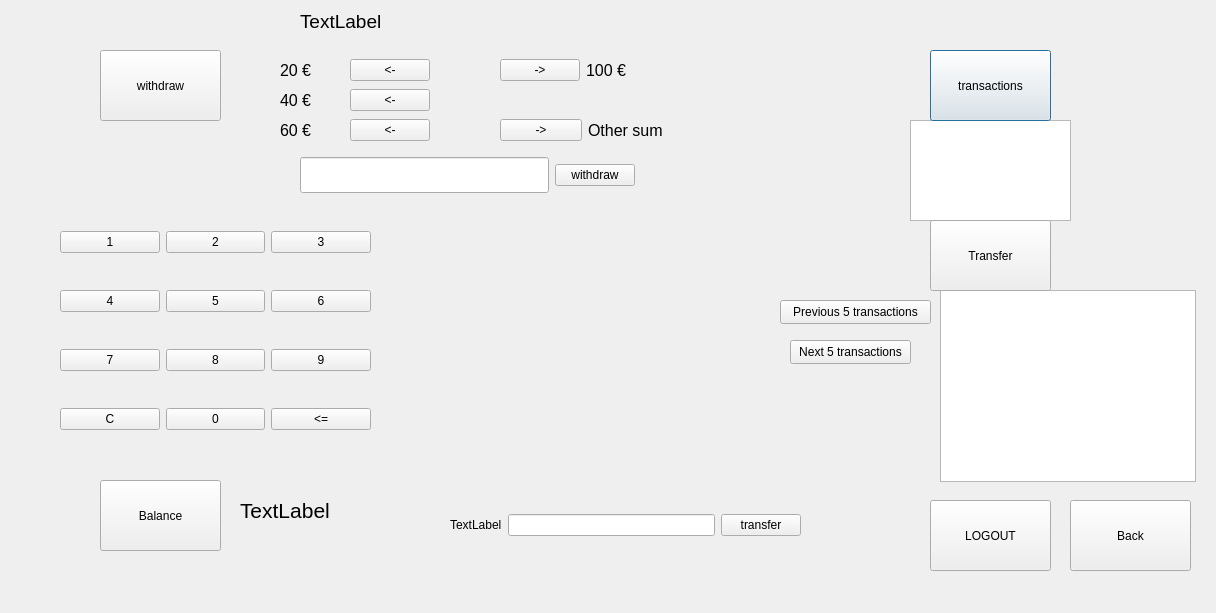
Qt form bank-automat/mainmenu.ui (JereKortesalmi/BankProject) before a commit.
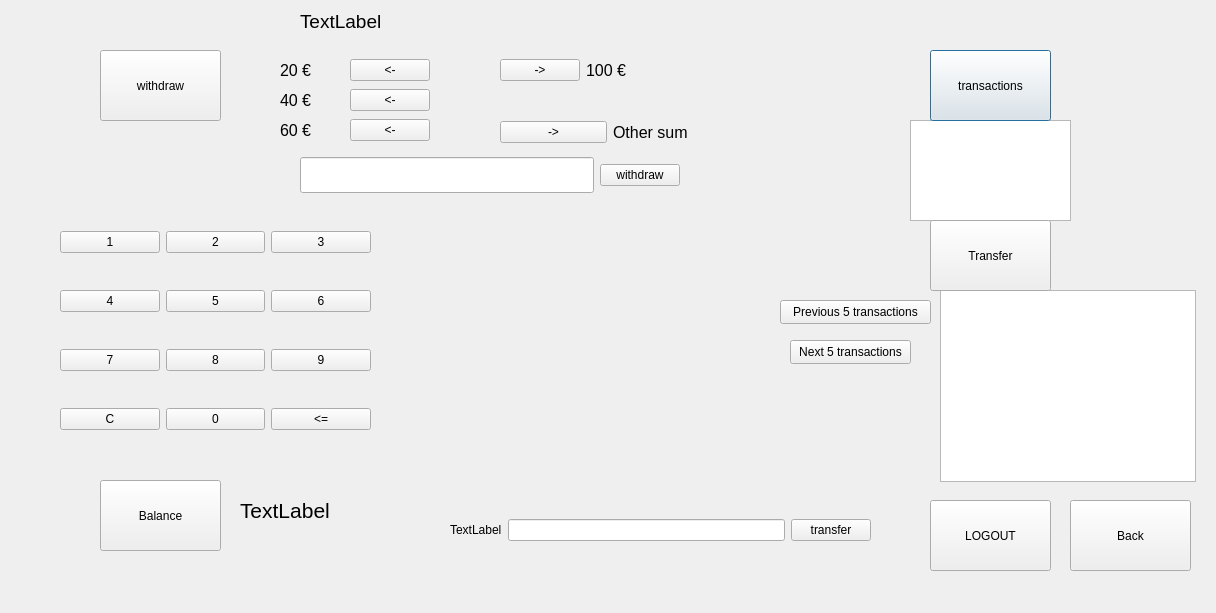
The same form after that commit.

Commit message: hienosäätöä geometrioihin

Diff of the .ui file:
```diff
--- a/bank-automat/mainmenu.ui
+++ b/bank-automat/mainmenu.ui
@@ -261,8 +261,8 @@
     <rect>
      <x>500</x>
      <y>110</y>
-     <width>170</width>
-     <height>40</height>
+     <width>220</width>
+     <height>45</height>
     </rect>
    </property>
    <layout class="QHBoxLayout" name="layoutOther">
@@ -292,7 +292,7 @@
     <rect>
      <x>300</x>
      <y>150</y>
-     <width>335</width>
+     <width>380</width>
      <height>50</height>
     </rect>
    </property>
@@ -473,8 +473,8 @@
     <rect>
      <x>450</x>
      <y>500</y>
-     <width>351</width>
-     <height>50</height>
+     <width>421</width>
+     <height>60</height>
     </rect>
    </property>
    <layout class="QHBoxLayout" name="horizontalLayout_2">
```
